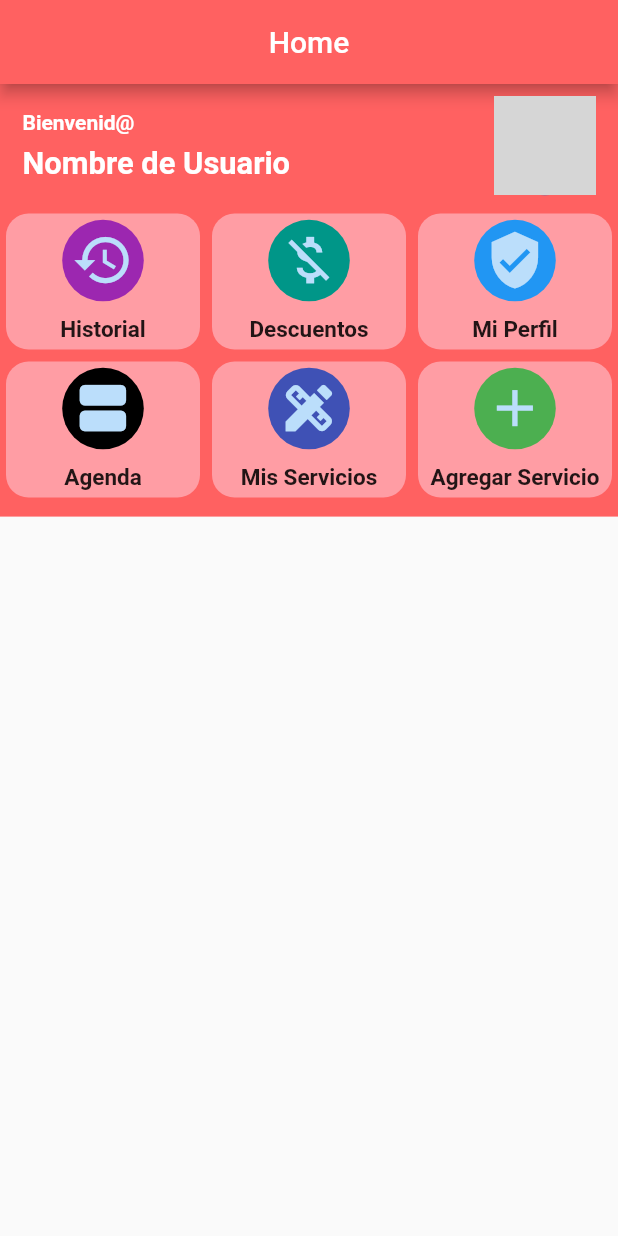
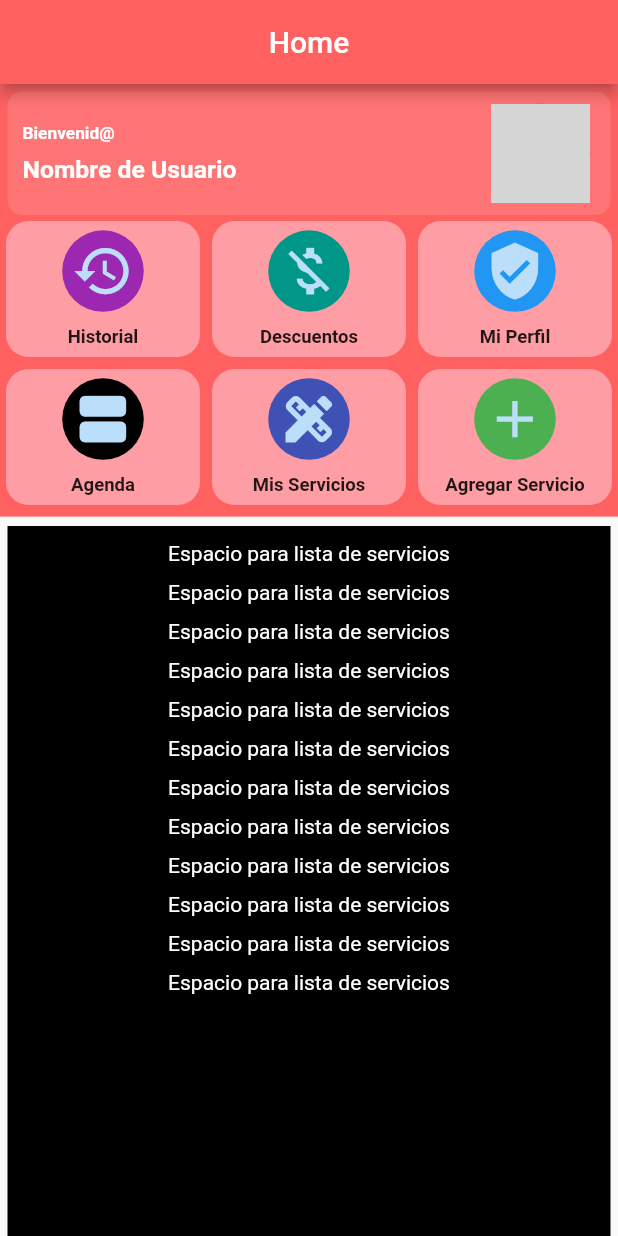
Before and after one commit to mariovg29/Proveedor, a Flutter app: the screen it shows after launch, on a phone screen of 412 x 824 dp. Run offline on Flutter 3.47's test engine with Material 2 defaults, Android fonts, the light colour scheme and no system bars; network calls fail; grey boxes are pictures that could not be loaded.

Commit message:
Agregada lista de servicios home y correccion de detalles

```diff
--- a/proveedor/lib/src/rutas/rutas.dart
+++ b/proveedor/lib/src/rutas/rutas.dart
@@ -10,7 +10,7 @@ import 'package:proveedor/src/screens/Mis%20Servicios/screen_mis_servicios.dart'
 import 'package:proveedor/src/screens/Perfil/screen_perfil.dart';
 import 'package:proveedor/src/screens/historial/screen_historial.dart';
 import 'package:proveedor/src/screens/home/home_screen.dart';
-import 'package:proveedor/src/screens/login/login_screen.dart';
+
 
 Map<String, WidgetBuilder>getAplicationRoutes(){
   return <String, WidgetBuilder>{
--- a/proveedor/lib/src/screens/home/home_screen.dart
+++ b/proveedor/lib/src/screens/home/home_screen.dart
@@ -1,6 +1,7 @@
 import 'package:flutter/material.dart';
 import 'package:proveedor/src/screens/home/widgets_home/background_home.dart';
 import 'package:proveedor/src/screens/home/widgets_home/bienvenida_home.dart';
+import 'package:proveedor/src/screens/home/widgets_home/botones_home.dart';
 
 
 
@@ -26,7 +27,15 @@ class HomeScreen extends StatelessWidget {
       body: Stack(
         children: [
           BackgroundHome(),
-          BienvenidaHome(),
+          Column(
+            children: [
+              BienvenidaHome(),
+
+              BotonesHome(),
+
+              Servicios()
+            ],
+          ),
 
 
         ],
@@ -38,3 +47,55 @@ class HomeScreen extends StatelessWidget {
     );
   }
 }
+
+class Servicios extends StatelessWidget {
+  const Servicios({
+    Key? key,
+  }) : super(key: key);
+
+  @override
+  Widget build(BuildContext context) {
+    return Expanded(
+      child:  Center(
+        child: Container(
+          width: double.infinity,
+          margin: EdgeInsets.only(top: 10,right: 5,left:5),
+          color: Colors.black,
+
+          child: Column(
+            children: [
+              SizedBox(height: 10,),
+              Text('Espacio para lista de servicios',style: TextStyle(color: Colors.white),),
+              SizedBox(height: 10,),
+              Text('Espacio para lista de servicios',style: TextStyle(color: Colors.white),),
+              SizedBox(height: 10,),
+              Text('Espacio para lista de servicios',style: TextStyle(color: Colors.white),),
+              SizedBox(height: 10,),
+              Text('Espacio para lista de servicios',style: TextStyle(color: Colors.white),),
+              SizedBox(height: 10,),
+              Text('Espacio para lista de servicios',style: TextStyle(color: Colors.white),),
+              SizedBox(height: 10,),
+              Text('Espacio para lista de servicios',style: TextStyle(color: Colors.white),),
+              SizedBox(height: 10,),
+              Text('Espacio para lista de servicios',style: TextStyle(color: Colors.white),),
+              SizedBox(height: 10,),
+              Text('Espacio para lista de servicios',style: TextStyle(color: Colors.white),),
+              SizedBox(height: 10,),
+              Text('Espacio para lista de servicios',style: TextStyle(color: Colors.white),),
+              SizedBox(height: 10,),
+              Text('Espacio para lista de servicios',style: TextStyle(color: Colors.white),),
+              SizedBox(height: 10,),
+              Text('Espacio para lista de servicios',style: TextStyle(color: Colors.white),),
+              SizedBox(height: 10,),
+              Text('Espacio para lista de servicios',style: TextStyle(color: Colors.white),),
+
+
+
+
+            ],
+          )
+          ),
+      )
+      );
+  }
+}
--- a/proveedor/lib/src/screens/home/widgets_home/bienvenida_home.dart
+++ b/proveedor/lib/src/screens/home/widgets_home/bienvenida_home.dart
@@ -1,5 +1,5 @@
 import 'package:flutter/material.dart';
-import 'package:proveedor/src/screens/home/widgets_home/botones_home.dart';
+
 
 
 
@@ -14,71 +14,58 @@ class BienvenidaHome extends StatelessWidget {
       child:Column(
             children: [
               Container(
+                margin: EdgeInsets.only(right: 5,left: 5,top:5),
+                decoration: BoxDecoration(
+                  borderRadius: BorderRadius.circular(10),color: Colors.white12),
+
                 height: height*.10,
                 child: Row(
                 children:[
+
                   Container(
-                padding: EdgeInsets.all(15),
 
-                width:witdh*.8,
+                    padding: EdgeInsets.all(10),
+                    width:witdh*.75,
+                    child: Column(
 
-                child: Column(
                       mainAxisAlignment: MainAxisAlignment.center,
                       crossAxisAlignment: CrossAxisAlignment.start,
 
                       children: [
                         Text('Bienvenid@',
                         style: TextStyle(
-                      fontSize: height*.017, fontWeight: FontWeight.bold, color: Colors.white)),
-
+                              fontSize: height*.014, fontWeight: FontWeight.bold, color: Colors.white)),
                           SizedBox(height: height*.009
                           ,),
 
                         Text('Nombre de Usuario',
                         style: TextStyle(
-                      fontSize: height*.025, fontWeight: FontWeight.bold, color: Colors.white) )
+                          fontSize: height*.020, fontWeight: FontWeight.bold, color: Colors.white) )
                       ],
                     ),
 
 
               ),
-              Container(
-                width:witdh*.2,
-                padding: EdgeInsets.only(right: 15),
 
+              Expanded(
+                child: Container(
+
+                  child: Center(
                     child: CircleAvatar(
                       radius: height*.04,
                       backgroundImage: NetworkImage('https://cdn.pixabay.com/photo/2016/03/27/21/15/woman-1284304_960_720.jpg'),
 
                     ),
-
-
+                  ),
+                ),
               ),
                 ]
-
-
-
               )
               ),
-              Container(
-                height: height*.20,
-                child: BotonesHome(),
-              )
-
-
-
             ],
 
 
           ),
-
-
-
-
-
-
-
-
     );
   }
 }
--- a/proveedor/lib/src/screens/home/widgets_home/botones_home.dart
+++ b/proveedor/lib/src/screens/home/widgets_home/botones_home.dart
@@ -72,7 +72,7 @@ class _BotonesCard extends StatelessWidget {
                 ),
                 SizedBox(height: 10),
                 Text(this.text,
-                style: TextStyle(fontSize: 15, fontWeight: FontWeight.bold),)
+                style: TextStyle(fontSize: height*.015, fontWeight: FontWeight.bold),)
               ],
             ),
           ),
```
Lines whose indentation alone changed are shown as unchanged.
